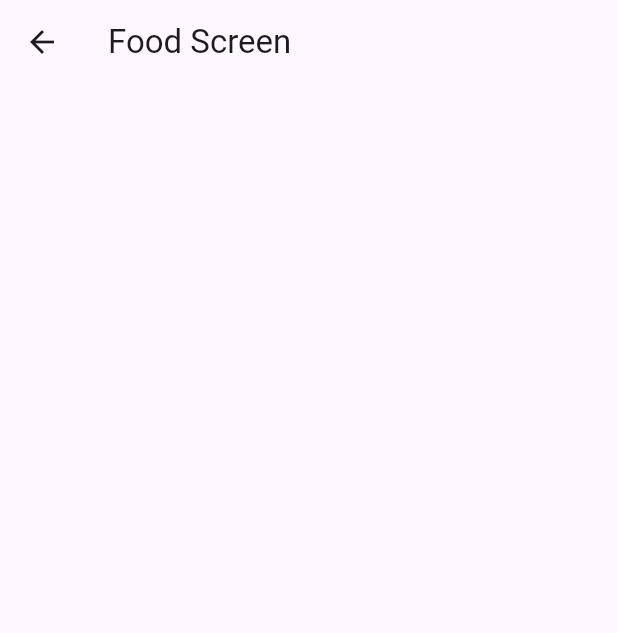
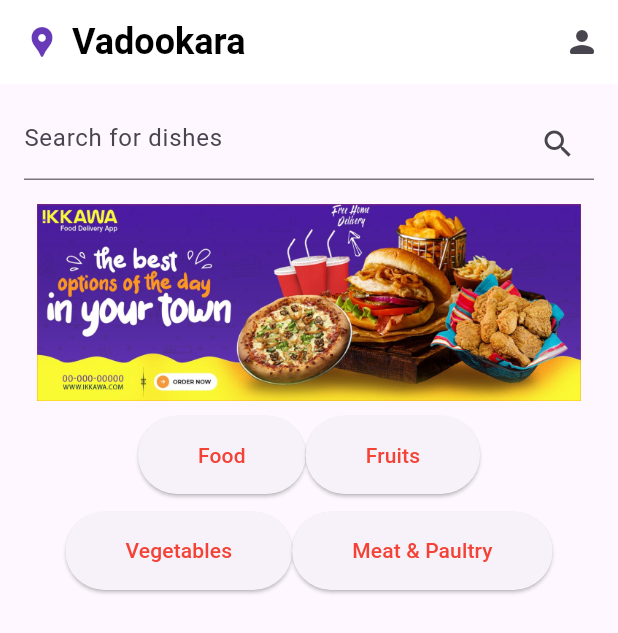
Before and after one commit to ayoobps/ikkawa_user, a Flutter app: the FoodScreen screen opened by its route, on a phone screen of 412 x 824 dp. Shown: the top 633 px of the screen. Run offline on Flutter 3.47's test engine with Material 3 defaults, Android fonts, the phone set to English and light mode, and no system bars; our stand-ins replace flutter_screenutil.

Commit message:
initial commmit

```diff
--- a/lib/main.dart
+++ b/lib/main.dart
@@ -26,7 +26,7 @@ class MyApp extends StatelessWidget {
           '/login': (context) => const LoginScreen(),
           '/otpverification': (context) => const OtpVerificationScreen(isRegisteredNumber: false,),
           '/register': (context) => RegisterScreen(),
-          '/food': (context) => const FoodScreen(),
+          '/food': (context) => FoodScreen(),
         },
       ),
     );
--- a/lib/view/food_screen.dart
+++ b/lib/view/food_screen.dart
@@ -1,19 +1,133 @@
 import 'package:flutter/material.dart';
 import 'package:flutter_screenutil/flutter_screenutil.dart';
 
-class FoodScreen extends StatefulWidget {
+class FoodScreen extends StatelessWidget {
   const FoodScreen({super.key});
 
-  @override
-  State<FoodScreen> createState() => _FoodScreenState();
-}
-
-class _FoodScreenState extends State<FoodScreen> {
   @override
   Widget build(BuildContext context) {
     return Scaffold(
       appBar: AppBar(
-        title: Text("Food Screen"),
+        automaticallyImplyLeading: false,
+        backgroundColor: Colors.white,
+        title: Row(
+          children: [
+            Icon(
+              Icons.location_pin,
+              color: Colors.deepPurple,
+              size: 24,
+            ),
+            SizedBox(width: 8),
+            Expanded(
+              child: GestureDetector(
+                onTap: () {},
+                child: Text(
+                  'Vadookara',
+                  style: TextStyle(
+                    color: Colors.black,
+                    fontSize: 24,
+                    fontWeight: FontWeight.bold,
+                  ),
+                  overflow: TextOverflow.ellipsis,
+                ),
+              ),
+            ),
+          ],
+        ),
+        actions: [
+          IconButton(
+            onPressed: () {},
+            icon: Icon(Icons.person_rounded),
+          ),
+        ],
+      ),
+      body: SingleChildScrollView(
+        child: Column(
+          children: [
+            Padding(
+              padding: EdgeInsets.all(16.0),
+              child: TextField(
+                decoration: InputDecoration(
+                  hintText: 'Search for dishes',
+                  suffixIcon: Icon(Icons.search),
+                ),
+              ),
+            ),
+            Image.asset(
+              'assets/images/slider.png',
+              height: 110.h,
+            ),
+            SizedBox(height: 10),
+            Row(
+              mainAxisAlignment: MainAxisAlignment.center,
+              children: [
+                ElevatedButton(
+                  onPressed: () {},
+                  child: Padding(
+                    padding: EdgeInsets.all(16.0),
+                    child: Text(
+                      "Food",
+                      style: TextStyle(
+                        color: Colors.red,
+                      ),
+                    ),
+                  ),
+                ),
+
+                ElevatedButton(
+                  onPressed: () {},
+                  child: Padding(
+                    padding: EdgeInsets.all(16.0),
+                    child: Text(
+                      "Fruits",
+                      style: TextStyle(
+                        color: Colors.red,
+                      ),
+                    ),
+                  ),
+                ),
+
+
+
+
+              ],
+            ),
+
+            SizedBox(height:10.h,),
+
+            Row(
+              mainAxisAlignment: MainAxisAlignment.center,
+              children: [
+                ElevatedButton(
+                  onPressed: () {},
+                  child: Padding(
+                    padding: EdgeInsets.all(16.0),
+                    child: Text(
+                      "Vegetables",
+                      style: TextStyle(
+                        color: Colors.red,
+                      ),
+                    ),
+                  ),
+                ),
+
+
+                ElevatedButton(
+                  onPressed: () {},
+                  child: Padding(
+                    padding: EdgeInsets.all(16.0),
+                    child: Text(
+                      "Meat & Paultry",
+                      style: TextStyle(
+                        color: Colors.red,
+                      ),
+                    ),
+                  ),
+                ),
+              ],
+            )
+          ],
+        ),
       ),
     );
   }
--- a/pubspec.yaml
+++ b/pubspec.yaml
@@ -63,7 +63,7 @@ flutter:
   # To add assets to your application, add an assets section, like this:
   assets:
      - assets/images/logo.png
-  #   - images/a_dot_ham.jpeg
+     - assets/images/slider.png
 
   # An image asset can refer to one or more resolution-specific "variants", see
   # https://flutter.dev/assets-and-images/#resolution-aware
```
Also changed, not shown: lib/view/register_screen.dart (+38 -7 lines), assets/images/slider.png (added).
